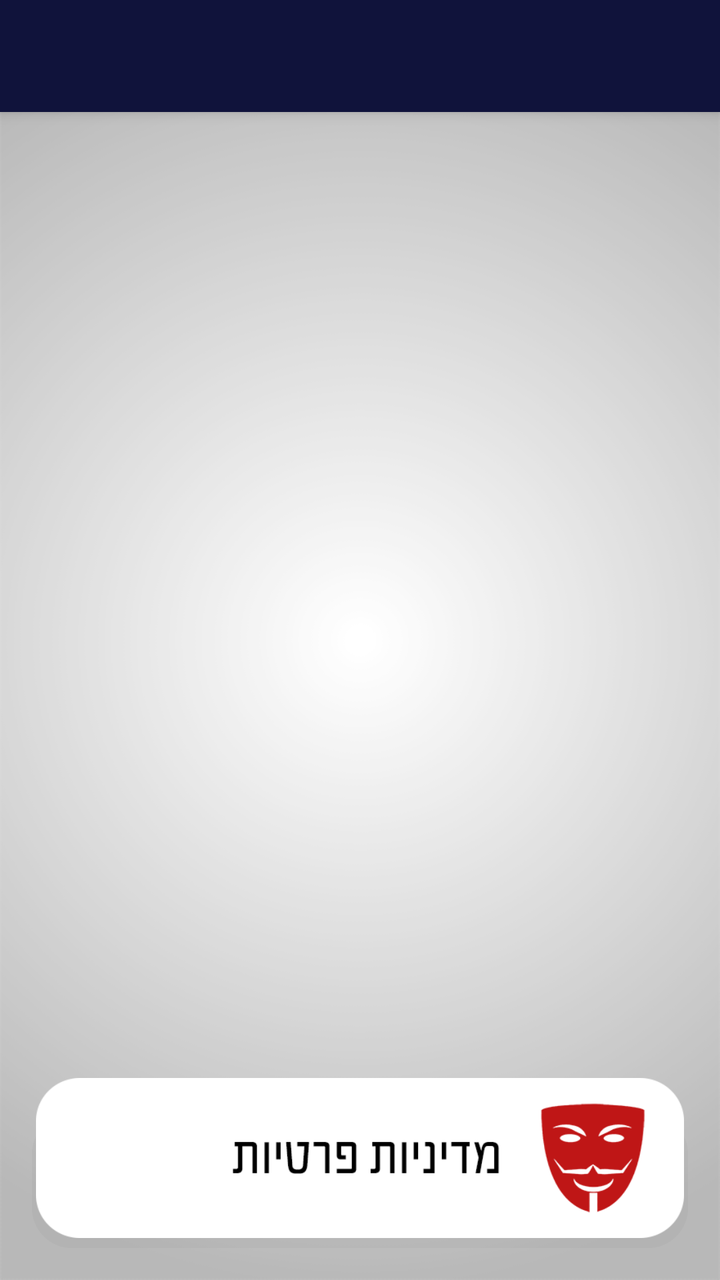
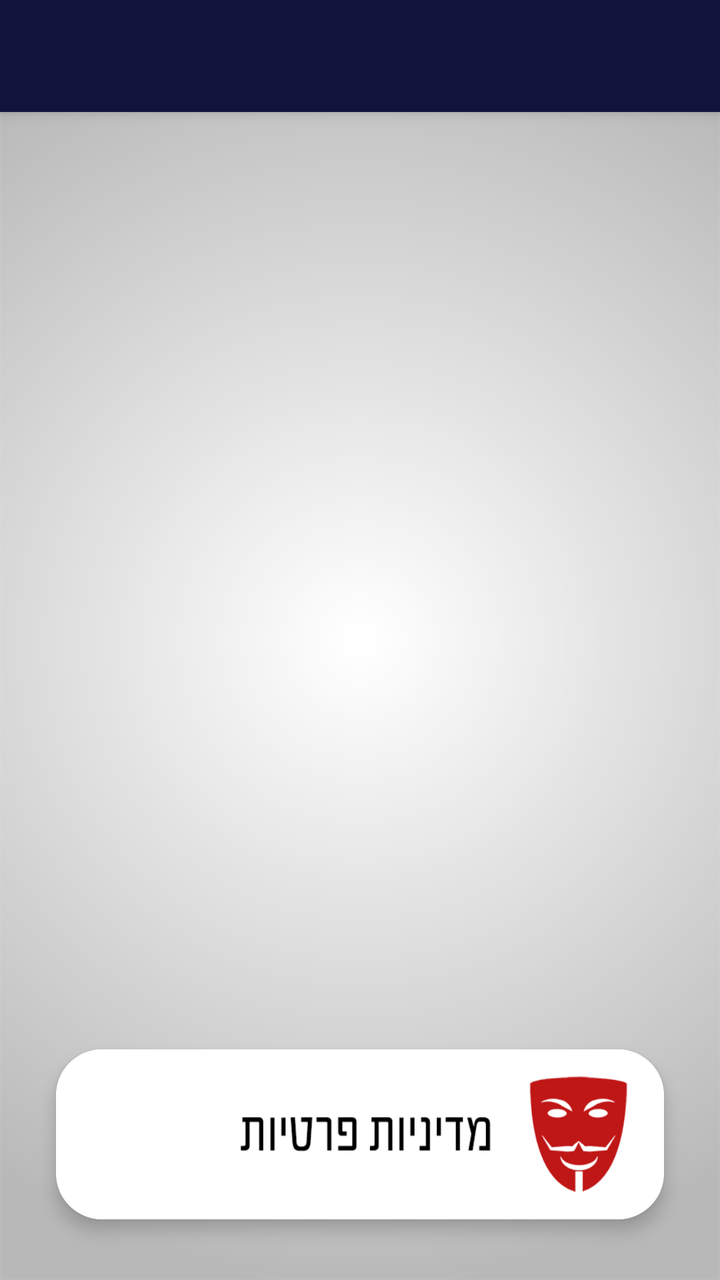

Screens rendered from an Android XML layout before and after an edit, with the pre-edit source and the edit as a unified diff.
<!-- AndroidManifest.xml: activity theme MyMaterialTheme -->
<!-- res/layout/activity_info.xml -->
<?xml version="1.0" encoding="utf-8"?>
<android.support.design.widget.CoordinatorLayout xmlns:android="http://schemas.android.com/apk/res/android"
    xmlns:app="http://schemas.android.com/apk/res-auto"
    xmlns:tools="http://schemas.android.com/tools"
    android:layout_width="match_parent"
    android:layout_height="match_parent"
    android:fitsSystemWindows="true"
    android:id="@+id/mokedP"
    tools:context="atlow.chemi.mymada.InfoActivity">
    <android.support.design.widget.AppBarLayout
        android:layout_width="match_parent"
        android:layout_height="wrap_content"
        android:theme="@style/AppTheme.AppBarOverlay">
        <android.support.v7.widget.Toolbar
            android:id="@+id/toolbar"
            android:layout_width="match_parent"
            android:layout_height="?attr/actionBarSize"
            android:background="?attr/colorPrimary"
            app:layout_scrollFlags="scroll|exitUntilCollapsed"
            app:popupTheme="@style/AppTheme.PopupOverlay" />
    </android.support.design.widget.AppBarLayout>
    <RelativeLayout xmlns:android="http://schemas.android.com/apk/res/android"
    xmlns:tools="http://schemas.android.com/tools" android:layout_width="match_parent"
    android:layout_height="match_parent" android:paddingLeft="@dimen/activity_horizontal_margin"
    android:paddingRight="@dimen/activity_horizontal_margin"
    android:paddingTop="@dimen/activity_vertical_margin"
    android:paddingBottom="@dimen/activity_vertical_margin"
    android:layoutDirection="ltr"
        app:layout_behavior="@string/appbar_scrolling_view_behavior"
    android:id="@+id/infP"
    tools:context=".InfoActivity">
    
    <TextView
        android:scrollbars="vertical"
        android:layout_width="wrap_content"
        android:layout_height="wrap_content"
        android:textAppearance="?android:attr/textAppearanceMedium"
        android:id="@+id/textView10"
        android:layout_alignParentTop="true"
        android:layout_alignParentRight="true"
        android:layout_alignParentEnd="true"
        android:layout_alignParentLeft="true"
        android:layout_alignParentStart="true"
        android:layout_marginBottom="85dp"/>
        <Button
            android:layout_width="wrap_content"
            android:layout_height="85dp"
            android:id="@+id/privB"
            android:onClick="privacy"
            android:layout_alignParentBottom="true"
            android:layout_centerHorizontal="true"
            android:gravity="center"
            android:background="@drawable/btn_shadow_pri"/>

    </RelativeLayout>
</android.support.design.widget.CoordinatorLayout>
<!-- resources referenced by this layout -->
<resources>
  <dimen name="activity_horizontal_margin">16dp</dimen>
  <dimen name="activity_vertical_margin">16dp</dimen>
  <!-- drawable btn_shadow_pri (drawable) -->
  <?xml version="1.0" encoding="utf-8"?>
  <layer-list xmlns:android="http://schemas.android.com/apk/res/android">
      <item android:top="18dp">
          <shape android:shape="rectangle">
              <gradient android:gradientRadius="120%p"
                  android:type="radial"
                  android:useLevel="true"
                  android:startColor="@color/Shadow"
                  android:endColor="@color/ShadowEnd" />
              <corners android:radius="20dp"/>
          </shape>
      </item>
      <item android:id="@+id/btnChangi" android:drawable="@drawable/privacy"
          android:bottom="5dp"
          android:right="2dp"
          android:left="2dp"/>
  </layer-list>
  <style name="AppTheme.AppBarOverlay" parent="ThemeOverlay.AppCompat.Dark.ActionBar" />
  <style name="AppTheme.PopupOverlay" parent="ThemeOverlay.AppCompat.Light" />
  <style name="MyMaterialTheme" parent="MyMaterialTheme.Base">
  
      </style>
  <color name="Shadow">#3e000000</color>
  <color name="ShadowEnd">#07000000</color>
  <!-- drawable privacy: png bitmap (drawable, 30162 bytes) -->
  <style name="MyMaterialTheme.Base" parent="AppTheme">
          <item name="windowNoTitle">true</item>
          <item name="windowActionBar">false</item>
          <item name="colorPrimary">@color/ColorPrimary</item>
          <item name="colorPrimaryDark">@color/ColorPrimary</item>
          <item name="colorAccent">@color/ColorPrimary</item>
      </style>
  <style name="AppTheme" parent="Theme.AppCompat.Light">
          
          <item name="android:textColor">@color/Black</item>
          <item name="colorPrimary">@color/ColorPrimary</item>
          <item name="colorPrimaryDark">@color/ColorPrimaryDark</item>
          <item name="android:textColorHintInverse">@color/ColorBlue</item>
          <item name="actionBarTheme">@style/ThemeOverlay.AppCompat.Dark.ActionBar</item>
          <item name="buttonStyle">@style/FButton</item>
          <item name="android:buttonStyle">@style/FButton</item>
          <item name="colorAccent">@color/materialGrey300</item>
          
          <item name="android:actionMenuTextColor">@color/Black</item>
          <item name="android:itemBackground">@color/materialGrey300</item>
          <item name="android:textColorSecondary">@color/ColorRedDark</item>
          <item name="android:windowBackground">@drawable/ic_bgg</item>
          <item name="android:typeface">monospace</item>
  
          <item name="android:textColorHint">@color/ColorAqua</item>
          <item name="colorControlNormal">@color/ColorBlue</item>
          <item name="colorControlActivated">@color/ColorAqua</item>
          <item name="colorControlHighlight">@color/ColorAqua</item>
      </style>
  <color name="ColorPrimary">#10133b</color>
  <color name="Black">#000000</color>
  <color name="ColorPrimaryDark">#1a1d4b</color>
  <color name="ColorBlue">#98194853</color>
  <style name="FButton" parent="Theme.AppCompat.Light">
          <item name="colorControlHighlight">@color/ColorBlue</item>
          <item name="android:textColor">@color/ColorAqua</item>
          <item name="android:textSize">20sp</item>
      </style>
  <color name="materialGrey300">#ffe0e0e0</color>
  <color name="ColorRedDark">#6b0000</color>
  <!-- drawable ic_bgg: png bitmap (drawable, 33899 bytes) -->
  <color name="ColorAqua">#32a7c3</color>
</resources>

<!-- the commit's change to res/layout/activity_info.xml (unified diff, before → after) -->
@@ -19,16 +19,17 @@
             app:layout_scrollFlags="scroll|exitUntilCollapsed"
             app:popupTheme="@style/AppTheme.PopupOverlay" />
     </android.support.design.widget.AppBarLayout>
-    <RelativeLayout xmlns:android="http://schemas.android.com/apk/res/android"
-    xmlns:tools="http://schemas.android.com/tools" android:layout_width="match_parent"
-    android:layout_height="match_parent" android:paddingLeft="@dimen/activity_horizontal_margin"
-    android:paddingRight="@dimen/activity_horizontal_margin"
-    android:paddingTop="@dimen/activity_vertical_margin"
-    android:paddingBottom="@dimen/activity_vertical_margin"
-    android:layoutDirection="ltr"
+    <RelativeLayout
+        xmlns:android="http://schemas.android.com/apk/res/android"
+        xmlns:tools="http://schemas.android.com/tools" android:layout_width="match_parent"
+        android:layout_height="match_parent" android:paddingLeft="@dimen/activity_horizontal_margin"
+        android:paddingRight="@dimen/activity_horizontal_margin"
+        android:paddingTop="@dimen/activity_vertical_margin"
+        android:paddingBottom="@dimen/activity_vertical_margin"
+        android:layoutDirection="ltr"
         app:layout_behavior="@string/appbar_scrolling_view_behavior"
-    android:id="@+id/infP"
-    tools:context=".InfoActivity">
+        android:id="@+id/infP"
+        tools:context=".InfoActivity">
     
     <TextView
         android:scrollbars="vertical"
@@ -37,20 +38,28 @@
         android:textAppearance="?android:attr/textAppearanceMedium"
         android:id="@+id/textView10"
         android:layout_alignParentTop="true"
-        android:layout_alignParentRight="true"
         android:layout_alignParentEnd="true"
-        android:layout_alignParentLeft="true"
         android:layout_alignParentStart="true"
-        android:layout_marginBottom="85dp"/>
+        android:layout_above="@+id/card"
+        android:layout_marginBottom="8dp"/>
+        <android.support.v7.widget.CardView
+            android:layout_width="wrap_content"
+            android:layout_height="wrap_content"
+            android:id="@+id/card"
+            app:cardBackgroundColor="@color/White"
+            app:cardElevation="5dp"
+            app:cardCornerRadius="23dp"
+            app:cardUseCompatPadding="true"
+            android:layout_alignParentBottom="true"
+            android:layout_centerHorizontal="true">
         <Button
             android:layout_width="wrap_content"
             android:layout_height="85dp"
             android:id="@+id/privB"
             android:onClick="privacy"
-            android:layout_alignParentBottom="true"
-            android:layout_centerHorizontal="true"
             android:gravity="center"
-            android:background="@drawable/btn_shadow_pri"/>
+            android:background="@drawable/privacy"/>
+        </android.support.v7.widget.CardView>
 
     </RelativeLayout>
 </android.support.design.widget.CoordinatorLayout>
<!-- resource entries referenced after the edit -->
@@ -1,32 +1,13 @@
 <!-- resources referenced by this layout -->
 <resources>
+  <color name="White">#FFFFFF</color>
   <dimen name="activity_horizontal_margin">16dp</dimen>
   <dimen name="activity_vertical_margin">16dp</dimen>
-  <!-- drawable btn_shadow_pri (drawable) -->
-  <?xml version="1.0" encoding="utf-8"?>
-  <layer-list xmlns:android="http://schemas.android.com/apk/res/android">
-      <item android:top="18dp">
-          <shape android:shape="rectangle">
-              <gradient android:gradientRadius="120%p"
-                  android:type="radial"
-                  android:useLevel="true"
-                  android:startColor="@color/Shadow"
-                  android:endColor="@color/ShadowEnd" />
-              <corners android:radius="20dp"/>
-          </shape>
-      </item>
-      <item android:id="@+id/btnChangi" android:drawable="@drawable/privacy"
-          android:bottom="5dp"
-          android:right="2dp"
-          android:left="2dp"/>
-  </layer-list>
   <style name="AppTheme.AppBarOverlay" parent="ThemeOverlay.AppCompat.Dark.ActionBar" />
   <style name="AppTheme.PopupOverlay" parent="ThemeOverlay.AppCompat.Light" />
   <style name="MyMaterialTheme" parent="MyMaterialTheme.Base">
   
       </style>
-  <color name="Shadow">#3e000000</color>
-  <color name="ShadowEnd">#07000000</color>
   <!-- drawable privacy: png bitmap (drawable, 30162 bytes) -->
   <style name="MyMaterialTheme.Base" parent="AppTheme">
           <item name="windowNoTitle">true</item>
